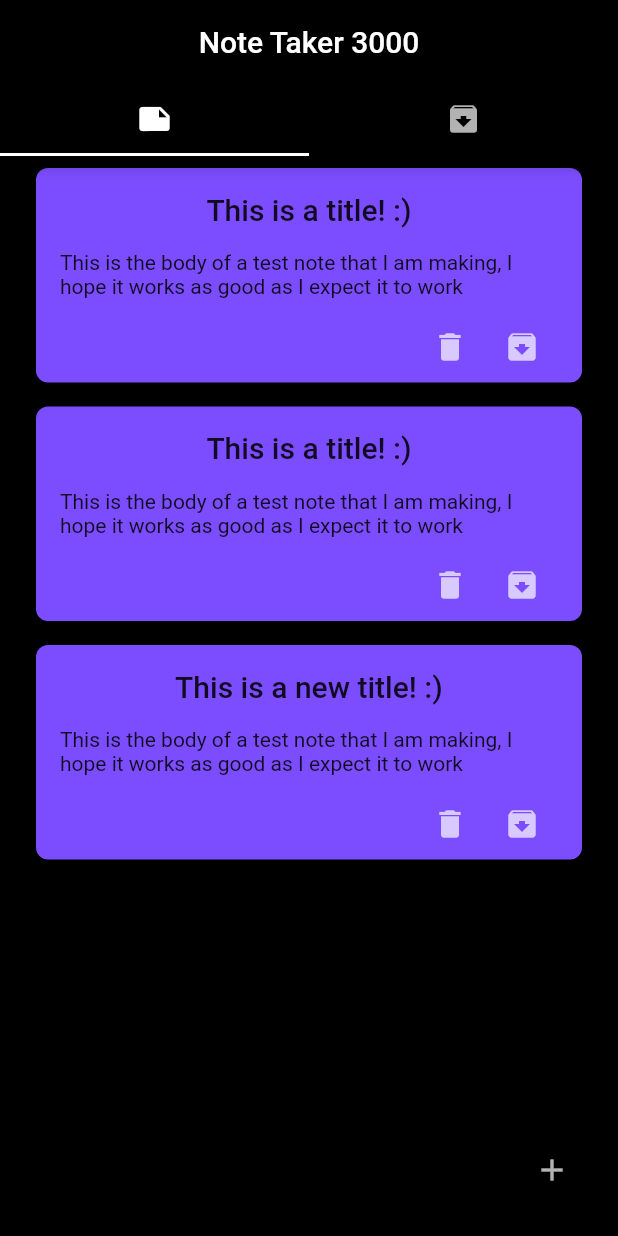
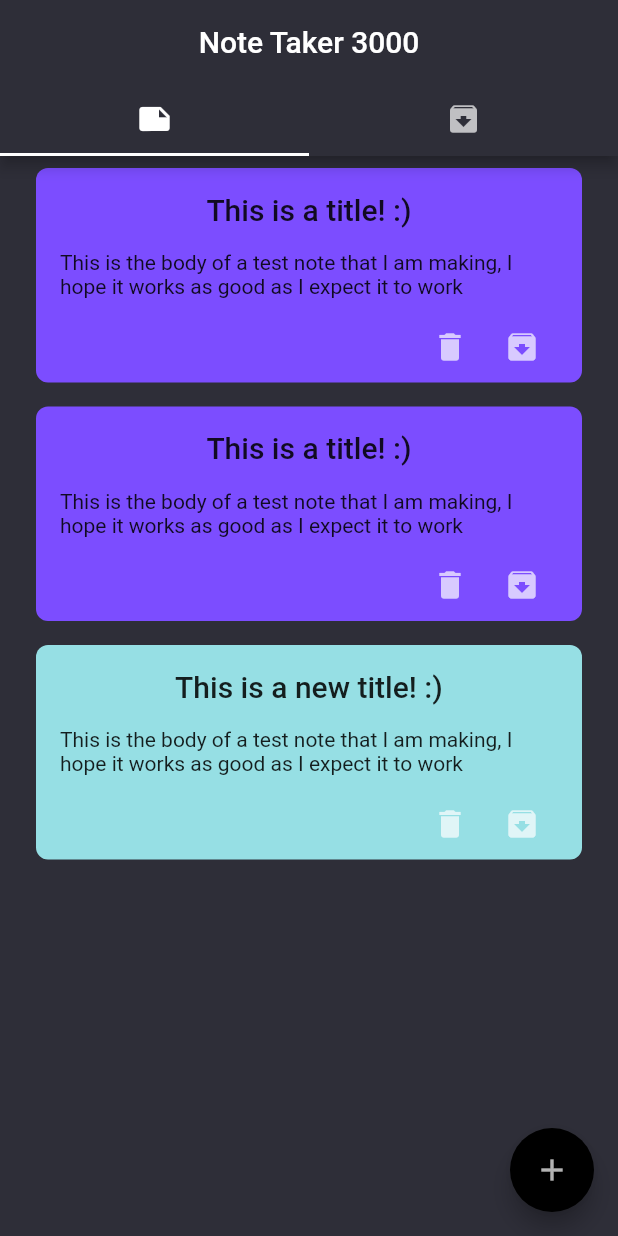
Before and after one commit to leopepe97/NoteTaker3000, a Flutter app: the screen it shows after launch, after a tap on the "add" icon, on a phone screen of 412 x 824 dp. Run offline on Flutter 3.47's test engine with Material 2 defaults, Android fonts, the phone set to English and light mode, and no system bars.

Commit message:
[IMP] Added color theming for the app

```diff
--- a/lib/constants/custom_colors.dart
+++ b/lib/constants/custom_colors.dart
@@ -1,20 +1,35 @@
 import 'package:flutter/material.dart';
 
 class CustomColors {
-  static const MaterialColor primaryBlack = MaterialColor(
-    _blackPrimaryValue,
+  static const MaterialColor grayMaterialColor = MaterialColor(
+    _grayPrimaryValue,
     <int, Color>{
-      50: Color(_blackPrimaryValue),
-      100: Color(_blackPrimaryValue),
-      200: Color(_blackPrimaryValue),
-      300: Color(_blackPrimaryValue),
-      400: Color(_blackPrimaryValue),
-      500: Color(_blackPrimaryValue),
-      600: Color(_blackPrimaryValue),
-      700: Color(_blackPrimaryValue),
-      800: Color(_blackPrimaryValue),
-      900: Color(_blackPrimaryValue),
+      50: grayPrimaryColor,
+      100: grayPrimaryColor,
+      200: grayPrimaryColor,
+      300: grayPrimaryColor,
+      400: grayPrimaryColor,
+      500: grayPrimaryColor,
+      600: grayPrimaryColor,
+      700: grayPrimaryColor,
+      800: grayPrimaryColor,
+      900: grayPrimaryColor,
     },
   );
-  static const int _blackPrimaryValue = 0xFF000000;
+  static const int _grayPrimaryValue = 0xFF2E2E38;
+  static const Color grayPrimaryColor = Color(_grayPrimaryValue);
+
+  static const Color _cyan = Color(0xFF96DFE4);
+  static const Color _cherryBlossom = Color(0xFFF7CFE1);
+  static const Color _yellowIris = Color(0xFFEEE78E);
+  static const Color _peachBud = Color(0xFFFCB3A8);
+  static const Color _lettuceGreen = Color(0xFFBFD58E);
+
+  static const List<Color> noteColors = [
+    _cyan,
+    _cherryBlossom,
+    _yellowIris,
+    _peachBud,
+    _lettuceGreen,
+  ];
 }
--- a/lib/main.dart
+++ b/lib/main.dart
@@ -1,8 +1,13 @@
 import 'package:flutter/material.dart';
+import 'package:flutter/services.dart';
 import 'package:note_taker_3000/constants/custom_colors.dart';
 import 'package:note_taker_3000/ui/home_route.dart';
 
 void main() {
+  SystemChrome.setSystemUIOverlayStyle(SystemUiOverlayStyle(
+    systemNavigationBarColor: CustomColors.grayPrimaryColor, // navigation bar color
+    statusBarColor: CustomColors.grayPrimaryColor, // status bar color
+  ));
   runApp(NoteTaker3000());
 }
 
@@ -12,7 +17,7 @@ class NoteTaker3000 extends StatelessWidget {
     return MaterialApp(
       title: 'Flutter Demo',
       theme: ThemeData(
-        primarySwatch: CustomColors.primaryBlack,
+        primarySwatch: CustomColors.grayMaterialColor,
         visualDensity: VisualDensity.adaptivePlatformDensity,
       ),
       home: HomeRoute(),
--- a/lib/ui/archive_list.dart
+++ b/lib/ui/archive_list.dart
@@ -1,4 +1,5 @@
 import 'package:flutter/material.dart';
+import 'package:note_taker_3000/constants/custom_colors.dart';
 import 'package:note_taker_3000/model/notes_model.dart';
 import 'package:provider/provider.dart';
 
@@ -14,7 +15,7 @@ class _ArchiveListState extends State<ArchiveList> {
   Widget build(BuildContext context) {
     return Scaffold(
       body: Container(
-        color: Colors.black,
+        color: CustomColors.grayPrimaryColor,
         child: Consumer<NotesModel>(
           builder: (context, notesModel, child) {
             return ListView.builder(
--- a/lib/ui/note_list.dart
+++ b/lib/ui/note_list.dart
@@ -1,4 +1,7 @@
+import 'dart:math';
+
 import 'package:flutter/material.dart';
+import 'package:note_taker_3000/constants/custom_colors.dart';
 import 'package:note_taker_3000/model/note.dart';
 import 'package:note_taker_3000/model/notes_model.dart';
 import 'package:note_taker_3000/ui/note_widget.dart';
@@ -10,11 +13,13 @@ class NoteList extends StatefulWidget {
 }
 
 class _NoteListState extends State<NoteList> {
+  final _random = new Random();
+
   @override
   Widget build(BuildContext context) {
     return Scaffold(
       body: Container(
-        color: Colors.black,
+        color: CustomColors.grayPrimaryColor,
         child: Consumer<NotesModel>(
           builder: (context, notesModel, child) {
             return ListView.builder(
@@ -43,7 +48,7 @@ class _NoteListState extends State<NoteList> {
                 title: 'This is a new title! :)',
                 body:
                     'This is the body of a test note that I am making, I hope it works as good as I expect it to work',
-                color: Colors.deepPurpleAccent,
+                color: CustomColors.noteColors[_random.nextInt(CustomColors.noteColors.length)],
               ),
             );
           });
```
